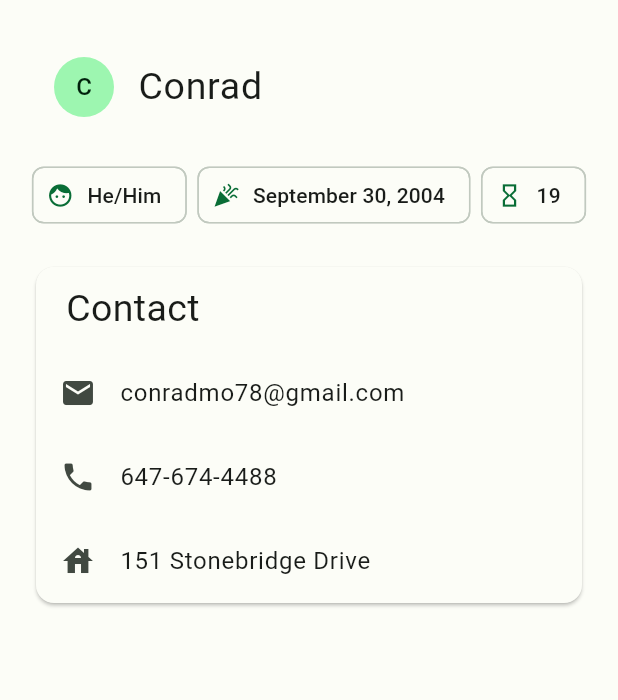
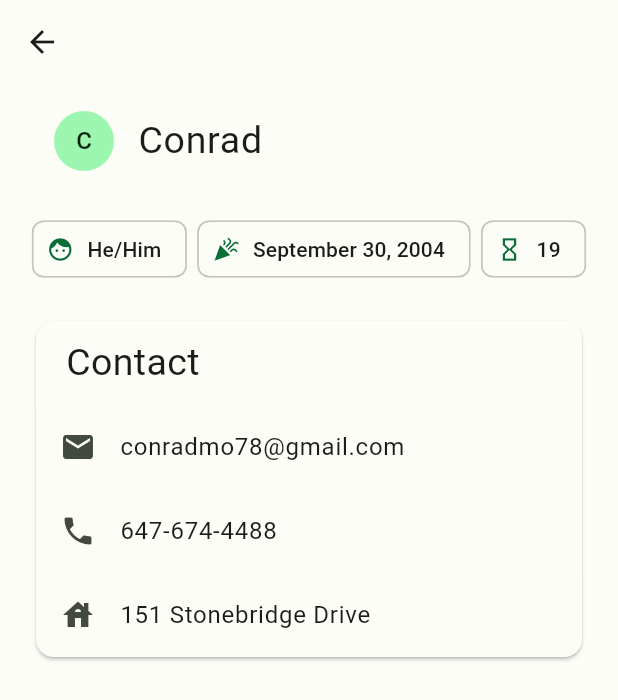
Before and after one commit to CherylZ4/LifeLens, a Flutter app: the screen it shows after launch, after a tap on an icon or button, on a phone screen of 412 x 824 dp. Shown: the top 700 px of the screen. Run offline on Flutter 3.47's test engine with Material 3 defaults, Android fonts, the light colour scheme and no system bars.

Commit message:
Add appbar to friendprofile

```diff
--- a/frontend/lib/states/friendprofile.dart
+++ b/frontend/lib/states/friendprofile.dart
@@ -15,9 +15,10 @@ class _FriendProfileState extends State<FriendProfile> {
   @override
   Widget build(BuildContext context) {
     return Scaffold(
+      appBar: AppBar(),
       body: SafeArea(
           child: Padding(
-        padding: EdgeInsets.fromLTRB(20, 30, 20, 30),
+        padding: EdgeInsets.fromLTRB(20, 10, 20, 30),
         child: Column(
           children: <Widget>[
             ListTile(
```
